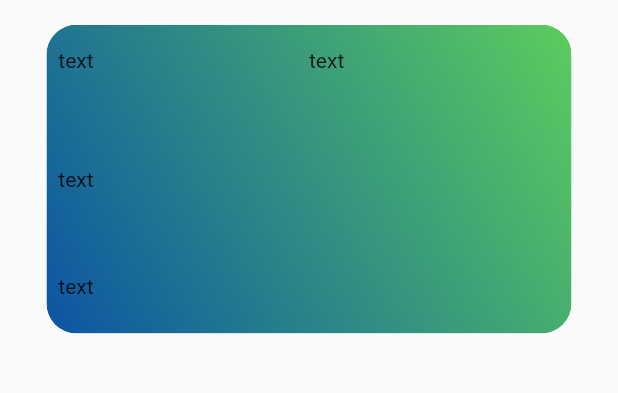
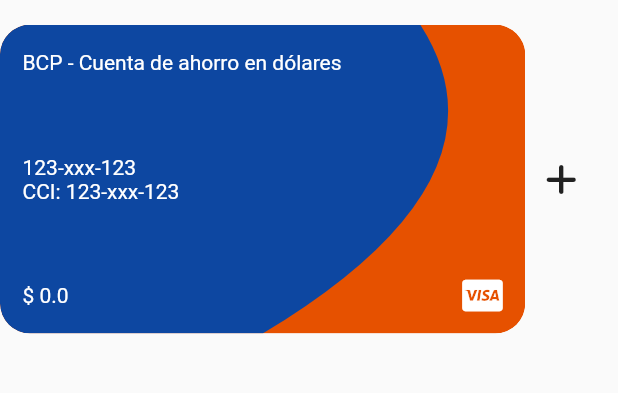
Before and after one commit to JSiapo/Earn, a Flutter app: the HomePage screen opened by its route, on a phone screen of 412 x 824 dp, the part 54-447 px from its top. Run offline on Flutter 3.47's test engine with Material 2 defaults, Android fonts, the phone set to English and light mode, and no system bars; our stand-ins replace dio, flutter_zoom_drawer, font_awesome_flutter, google_fonts, hive_flutter; accounts and stored records are empty.

Commit message:
Improve cards

```diff
--- /dev/null
+++ b/lib/constants/card_constant.dart
@@ -0,0 +1,3 @@
+// ignore_for_file: constant_identifier_names
+
+enum CARD { BBVA, BCP, INTERBANK }
--- /dev/null
+++ b/lib/model/card_model.dart
@@ -0,0 +1,17 @@
+import 'package:eran_by_saving/constants/card_constant.dart';
+
+class CardModel {
+  final CARD card;
+  final String name;
+  final String nro;
+  final String nroCCI;
+  final double amount;
+
+  CardModel({
+    required this.card,
+    required this.name,
+    required this.nro,
+    required this.nroCCI,
+    required this.amount,
+  });
+}
--- a/lib/pages/Home/home_page.dart
+++ b/lib/pages/Home/home_page.dart
@@ -6,6 +6,7 @@
 import 'package:eran_by_saving/widgets/common/button_widget.dart';
 import 'package:flutter/material.dart';
 import 'package:flutter/services.dart';
+import 'package:font_awesome_flutter/font_awesome_flutter.dart';
 import 'package:provider/provider.dart';
 
 import 'package:eran_by_saving/provider/home_provider.dart';
@@ -38,15 +39,24 @@
                       },
                       text: "PAGE: ${data.indexCard}",
                     ),
+                    Row(
+                      children: [
                         ClipRRect(
                           borderRadius: BorderRadius.circular(20),
                           child: Container(
-                        constraints:
-                            const BoxConstraints(maxHeight: 350, maxWidth: 400),
+                            constraints: const BoxConstraints(
+                                maxHeight: 350, maxWidth: 400),
                             height: responsive.hp(25),
                             width: responsive.wp(85),
                             child: CardList(data.indexCard),
                           ),
+                        ),
+                        IconButton(
+                          // color: Colors.white,
+                          onPressed: () {},
+                          icon: const FaIcon(FontAwesomeIcons.plus),
+                        )
+                      ],
                     ),
                   ],
                 );
--- /dev/null
+++ b/lib/widgets/cardBank/card_bank.dart
@@ -0,0 +1,100 @@
+import 'package:eran_by_saving/constants/card_constant.dart';
+import 'package:eran_by_saving/model/card_model.dart';
+import 'package:eran_by_saving/widgets/cardBank/card_bbva_widget.dart';
+import 'package:eran_by_saving/widgets/cardBank/card_bcp_widget.dart';
+import 'package:eran_by_saving/widgets/cardBank/card_interbank_widget.dart';
+import 'package:flutter/material.dart';
+import 'package:font_awesome_flutter/font_awesome_flutter.dart';
+
+class CardBankWithData extends StatelessWidget {
+  final CardModel card;
+  const CardBankWithData({Key? key, required this.card}) : super(key: key);
+
+  @override
+  Widget build(BuildContext context) {
+    if (card.card == CARD.BCP) {
+      return CardBank(card: const CardCurvoBCPCredimas(), data: card);
+    }
+    if (card.card == CARD.BBVA) {
+      return CardBank(card: const CardCurvoBBVACompras(), data: card);
+    }
+
+    if (card.card == CARD.INTERBANK) {
+      return CardBank(card: const CardCurvoInterBank(), data: card);
+    }
+    return CardBank(card: const CardCurvoInterBank(), data: card);
+  }
+}
+
+class CardBank extends StatelessWidget {
+  final Widget card;
+  final CardModel data;
+  const CardBank({Key? key, required this.card, required this.data})
+      : super(key: key);
+
+  @override
+  Widget build(BuildContext context) {
+    return Stack(
+      children: [
+        card,
+        Padding(
+          padding: const EdgeInsets.symmetric(
+            horizontal: 15,
+            vertical: 10,
+          ),
+          child: Column(
+            crossAxisAlignment: CrossAxisAlignment.start,
+            children: <Widget>[
+              Expanded(
+                child: Row(
+                  children: [
+                    Expanded(
+                      child: Text(
+                        data.name,
+                        style: const TextStyle(color: Colors.white),
+                      ),
+                    ),
+                  ],
+                ),
+                flex: 1,
+              ),
+              Expanded(
+                child: Container(
+                  child: Column(
+                    mainAxisAlignment: MainAxisAlignment.center,
+                    crossAxisAlignment: CrossAxisAlignment.start,
+                    children: [
+                      Text(
+                        data.nro,
+                        style: const TextStyle(color: Colors.white),
+                      ),
+                      Text(
+                        "CCI: ${data.nroCCI}",
+                        style: const TextStyle(color: Colors.white),
+                      ),
+                    ],
+                  ),
+                  alignment: Alignment.centerLeft,
+                ),
+                flex: 4,
+              ),
+              Expanded(
+                child: Row(
+                  mainAxisAlignment: MainAxisAlignment.spaceBetween,
+                  children: [
+                    Text(
+                      "\$ ${data.amount}",
+                      style: const TextStyle(color: Colors.white),
+                    ),
+                    const FaIcon(FontAwesomeIcons.ccVisa, color: Colors.white),
+                  ],
+                ),
+                flex: 1,
+              ),
+            ],
+          ),
+        )
+      ],
+    );
+  }
+}
--- a/lib/widgets/cardBank/card_list_widget.dart
+++ b/lib/widgets/cardBank/card_list_widget.dart
@@ -1,8 +1,7 @@
+import 'package:eran_by_saving/constants/card_constant.dart';
+import 'package:eran_by_saving/model/card_model.dart';
 import 'package:eran_by_saving/provider/home_provider.dart';
-import 'package:eran_by_saving/utils/responsive.dart';
-import 'package:eran_by_saving/widgets/cardBank/card_bbva_widget.dart';
-import 'package:eran_by_saving/widgets/cardBank/card_bcp_widget.dart';
-import 'package:eran_by_saving/widgets/cardBank/card_interbank_widget.dart';
+import 'package:eran_by_saving/widgets/cardBank/card_bank.dart';
 import 'package:flutter/material.dart';
 import 'package:provider/provider.dart';
 
@@ -17,11 +16,13 @@
 
 class _CardListState extends State<CardList> {
   final PageController pageController = PageController();
+  List<CardModel> cardListData = [];
 
   @override
   void initState() {
     super.initState();
     final page = context.read<HomeProvider>().indexCard;
+    readModels();
     WidgetsBinding.instance.addPostFrameCallback((_) {
       if (pageController.hasClients) {
         pageController.jumpToPage(page);
@@ -35,6 +36,35 @@
     pageController.dispose();
   }
 
+  void readModels() {
+    cardListData.addAll([
+      CardModel(
+          amount: 0.0,
+          card: CARD.BCP,
+          name: "BCP - Cuenta de ahorro en dólares",
+          nro: "123-xxx-123",
+          nroCCI: "123-xxx-123"),
+      CardModel(
+          amount: 0.0,
+          card: CARD.BCP,
+          name: "BCP - Cuenta de ahorro en soles",
+          nro: "123-xxx-123",
+          nroCCI: "123-xxx-123"),
+      CardModel(
+          amount: 0.0,
+          card: CARD.INTERBANK,
+          name: "INTERBANK - Cuenta de ahorro en soles",
+          nro: "123-xxx-123",
+          nroCCI: "123-xxx-123"),
+      CardModel(
+          amount: 0.0,
+          card: CARD.BBVA,
+          name: "BBVA - Cuenta de ahorro en soles",
+          nro: "123-xxx-123",
+          nroCCI: "123-xxx-123"),
+    ]);
+  }
+
   @override
   Widget build(BuildContext context) {
     return Consumer<HomeProvider>(builder: (context, data, _) {
@@ -42,53 +72,11 @@
         physics: const BouncingScrollPhysics(),
         controller: pageController,
         scrollDirection: Axis.vertical,
-        children: [
-          ClipRRect(
-              borderRadius: BorderRadius.circular(20),
-              child: Stack(
-                children: [
-                  const CardCurvoInterBank(),
-                  Padding(
-                    padding: const EdgeInsets.all(8.0),
-                    child: Column(
-                      crossAxisAlignment: CrossAxisAlignment.start,
-                      children: <Widget>[
-                        Expanded(
-                          child: Row(
-                            children: const [
-                              Expanded(
-                                child: Text('text'),
-                              ),
-                              Expanded(
-                                child: Text('text'),
-                              )
-                            ],
-                          ),
-                          flex: 1,
-                        ),
-                        Expanded(
-                          child: Container(
-                            child: const Text('text'),
-                            alignment: Alignment.centerLeft,
-                          ),
-                          flex: 4,
-                        ),
-                        const Expanded(
-                          child: Text('text'),
-                          flex: 1,
-                        ),
-                      ],
-                    ),
-                  )
-                ],
-              )),
-          ClipRRect(
-              borderRadius: BorderRadius.circular(20),
-              child: const CardCurvoBCPCredimas()),
-          ClipRRect(
-              borderRadius: BorderRadius.circular(20),
-              child: const CardCurvoBBVACompras()),
-        ],
+        children: cardListData
+            .map((e) => ClipRRect(
+                borderRadius: BorderRadius.circular(20),
+                child: CardBankWithData(card: e)))
+            .toList(),
         onPageChanged: (page) {
           data.cardChanged(page, pageController.page);
         },
```
Lines whose indentation alone changed are shown as unchanged.
